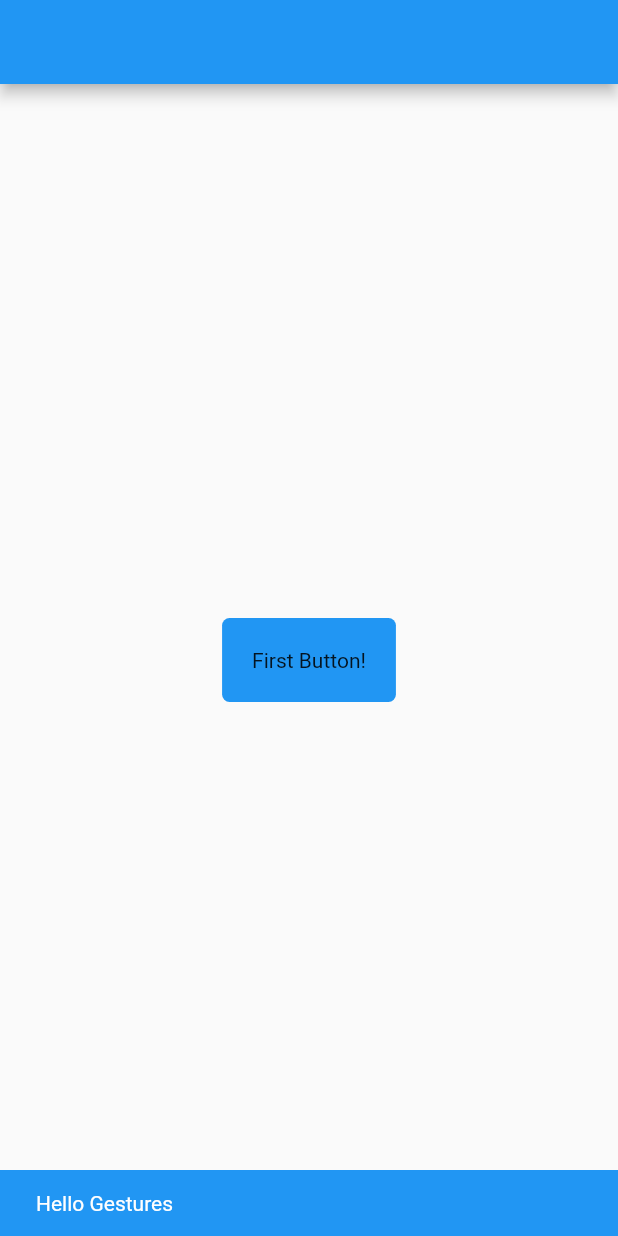
After one commit to NelzkieCoder/Flutter_Learning, a Flutter app: the screen it shows after launch, after a tap on "First Button!", on a phone screen of 412 x 824 dp. The commit adds this screen. Run offline on Flutter 3.47's test engine with Material 2 defaults, Android fonts, the phone set to English and light mode, and no system bars.

Commit message:
Added a gestures

```diff
--- /dev/null
+++ b/lib/UI/gesture.dart
@@ -0,0 +1,44 @@
+import 'package:flutter/material.dart';
+
+class Gesture_Sample extends StatelessWidget {
+  var title = "";
+
+  Gesture_Sample({Key key, this.title}) : super(key: key);
+
+  @override
+  Widget build(BuildContext context) {
+    return Scaffold(
+      appBar: AppBar(
+        title: Text(title),
+      ),
+      body: Center(
+        child: CustomButton(),
+      ),
+    );
+  }
+}
+
+class CustomButton extends StatelessWidget {
+  @override
+  Widget build(BuildContext context) {
+    return GestureDetector(
+      onTap: () {
+        final snackBar = SnackBar(
+          content: Text("Hello Gestures"),
+          backgroundColor: Theme.of(context).accentColor,
+          duration: Duration(seconds: 3),
+        );
+        Scaffold.of(context).showSnackBar(snackBar);
+      },
+
+      // the actual button
+      child: Container(
+        padding: EdgeInsets.all(20.0),
+        decoration: BoxDecoration(
+            color: Theme.of(context).accentColor,
+            borderRadius: BorderRadius.all(Radius.circular(5.0))),
+        child: Text("First Button!"),
+      ),
+    );
+  }
+}
--- a/lib/main.dart
+++ b/lib/main.dart
@@ -1,12 +1,14 @@
 import 'package:flutter/material.dart';
+import 'package:flutterudemy1/UI/gesture.dart';
 import 'package:flutterudemy1/UI/scaffold_home.dart';
 import 'UI/welcome_home.dart';
 import './UI/home_layout_row.dart';
 // void main() => runApp(new MyApp());
 
 void main() {
+  String title = "Gesture";
   runApp(new MaterialApp(
-    title: "Scaffold",
-    home: new ScaffoldHome(),
+    theme: ThemeData.light(),
+    home: new Gesture_Sample(title: title,),
       ));
     }
```
